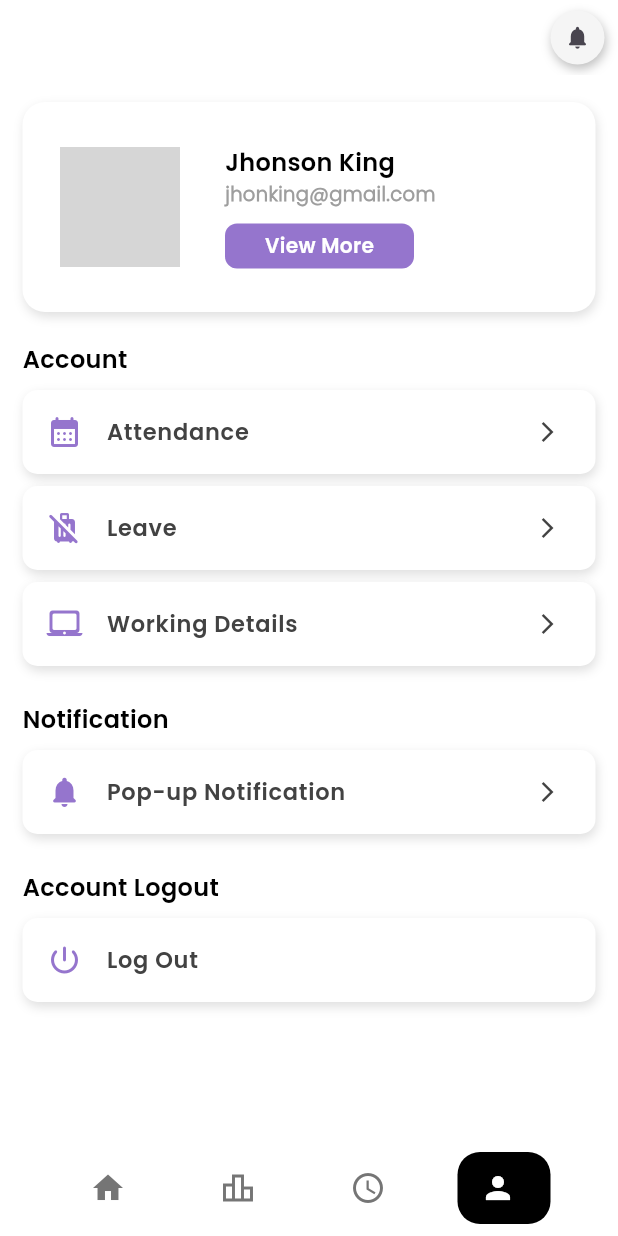
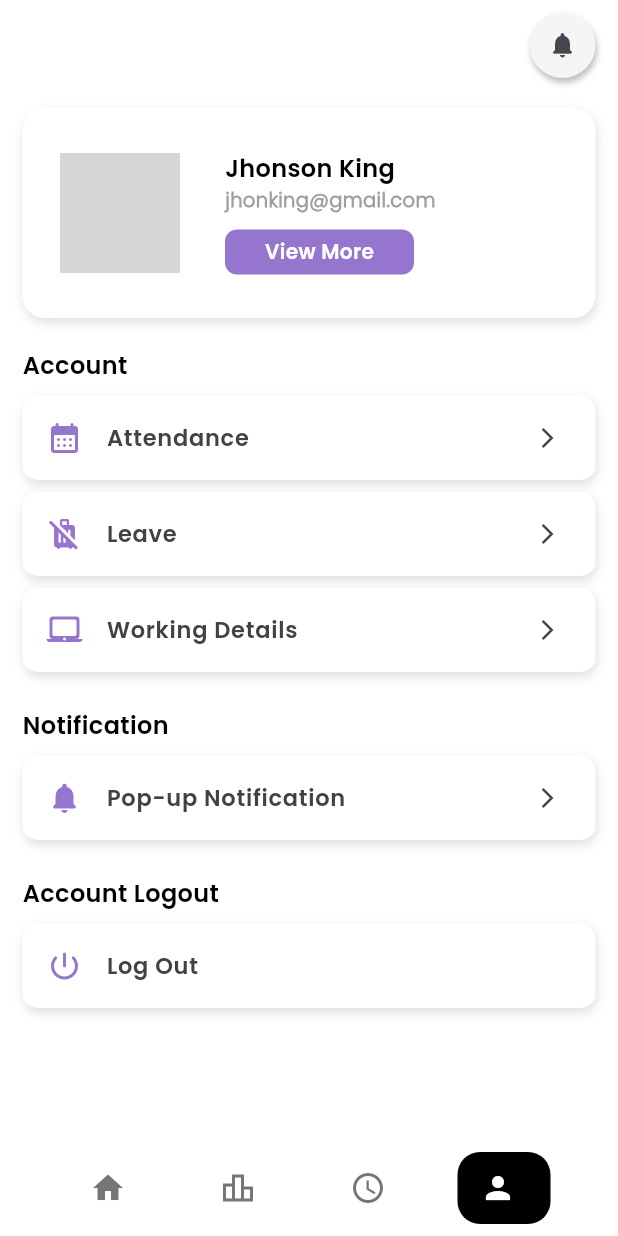
Before and after one commit to meet-shiyaniya/staff_lead_mgt, a Flutter app: the screen it shows after launch, item 4 of the bottom bar chosen, on a phone screen of 412 x 824 dp. Run offline on Flutter 3.47's test engine with Material 3 defaults, Android fonts, the phone set to English and light mode, and no system bars; drawn by our look-alikes of google_nav_bar; our stand-ins replace animate_do, auto_size_text, dotted_border, dropdown_button2, emoji_picker_flutter, fl_chart and 12 more; missing offline and left inert: switcher_button; network calls fail; grey boxes are pictures that could not be loaded.

Commit message:
notification button update done.

```diff
--- a/lib/bottom_navigation.dart
+++ b/lib/bottom_navigation.dart
@@ -20,7 +20,7 @@ class _BottomNavScreenState extends State<BottomNavScreen> {
 
   final List<Widget> _screens = [
     Dashboard(),
-    TestScreen(),
+    InquiryManagementScreen(),
     ExampleTabbar(),
     profileScreen(),
   ];
@@ -29,7 +29,7 @@ class _BottomNavScreenState extends State<BottomNavScreen> {
   Widget build(BuildContext context) {
     return Scaffold(
       appBar: AppBar(
-        toolbarHeight: 50,
+        toolbarHeight: 60,
         backgroundColor: _selectedIndex == 2
             ? AppColors.primaryColor.withOpacity(0.7)
             : Colors.white, // Default color
@@ -38,6 +38,7 @@ class _BottomNavScreenState extends State<BottomNavScreen> {
             icon: Icons.notifications_rounded,
             color: Colors.grey.shade100,
           ),
+          SizedBox(width: 15,),
         ],
         flexibleSpace: Container(color: Colors.white,),
       ),
--- a/lib/social_module/custom_widget/appbar_button.dart
+++ b/lib/social_module/custom_widget/appbar_button.dart
@@ -17,21 +17,21 @@ class CustomAppBarButton extends StatelessWidget {
   @override
   Widget build(BuildContext context) {
     return Container(
-      height: 40,
-      width: 40,
-      margin: EdgeInsets.all(7),
+      height: 44,
+      width: 44,
+      // margin: EdgeInsets.all(7),
       decoration: BoxDecoration(
         shape: BoxShape.circle,
         color: color,
         boxShadow: [
           BoxShadow(
             offset: Offset(1,3),
-            blurRadius: 5,
+            blurRadius: 3,
             color: Colors.grey.shade400
           )
         ]
       ),
-      child: Icon(icon,size: 18,),
+      child: Icon(icon,size: 20,),
     );
   }
 }
--- a/lib/staff_HRM_module/Screen/Staff HR Screens/profile_Screen.dart
+++ b/lib/staff_HRM_module/Screen/Staff HR Screens/profile_Screen.dart
@@ -2,6 +2,7 @@ import 'package:flutter/material.dart';
 import 'package:hr_app/social_module/login_screen/login_screen.dart';
 import 'package:hr_app/staff_HRM_module/Screen/Color/app_Color.dart';
 import 'package:hr_app/staff_HRM_module/Screen/Staff%20HR%20Screens/Attendannce/attendance_Screen.dart';
+import 'package:hr_app/staff_HRM_module/Screen/Staff%20HR%20Screens/Notification/notification_Screen.dart';
 import 'package:hr_app/staff_HRM_module/Screen/Staff%20HR%20Screens/Profile/staff_Profile_Screen.dart';
 import 'package:hr_app/staff_HRM_module/Screen/Staff%20HR%20Screens/Staff%20Leave/staff_Leave_Home_Screen.dart';
 import 'package:hr_app/staff_HRM_module/Screen/Staff%20HR%20Screens/Staff%20Working%20Details/staff_Work_Det_Screen.dart';
@@ -13,7 +14,7 @@ class profileScreen extends StatelessWidget {
       backgroundColor: Colors.white,
       body: Column(
         children: [
-          SizedBox(height: 18),
+          SizedBox(height: 12),
           _buildProfileCard(context),
           SizedBox(height: 20),
           Expanded(child: _buildSettingsList(context)),
@@ -152,13 +153,11 @@ class profileScreen extends StatelessWidget {
         onTap: () {
           if (index == 4) {
             _showLogoutDialog(context);
-          } else if (index == 3) {
-
           } else {
             Navigator.push(
               context,
               MaterialPageRoute(
-                builder: (context) => index == 0 ? attendanceScreen() : index == 1 ? staffLeaveHomeScreen() : staffWorkDetScreen(),
+                builder: (context) => index == 0 ? attendanceScreen() : index == 1 ? staffLeaveHomeScreen() : index == 2 ? staffWorkDetScreen() : NotificationScreen(),
               ),
             );
           }
```
